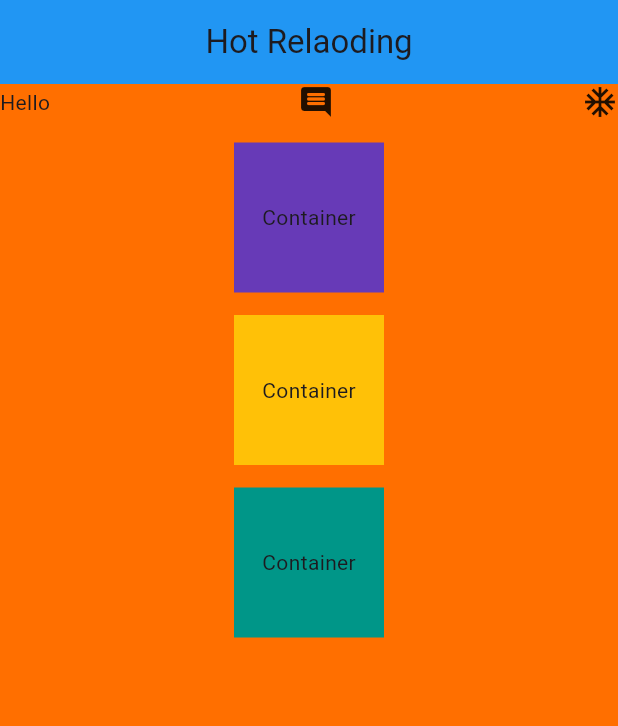
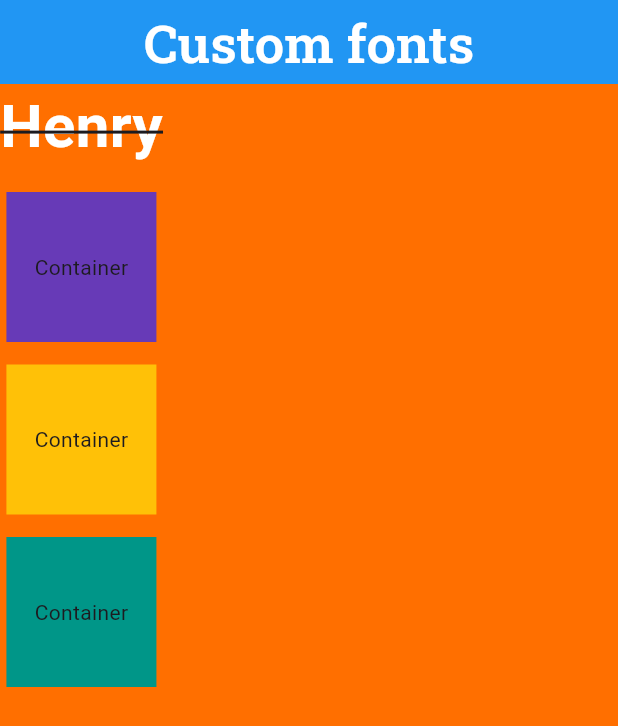
Before and after one commit to R-e-h-a-n-N-a-s-e-e-r/learning-Flutter, a Flutter app: the screen it shows after launch, on a phone screen of 412 x 824 dp. Shown: the top 726 px of the screen. Run offline on Flutter 3.47's test engine with Material 3 defaults, Android fonts, the phone set to English and light mode, and no system bars.

Commit message:
Added Custom Fonts

```diff
--- a/lib/main.dart
+++ b/lib/main.dart
@@ -14,7 +14,15 @@ class MyApp extends StatelessWidget {
         backgroundColor: Colors.amber.shade900,
         appBar: AppBar(
           backgroundColor: Colors.blue,
-          title: Text("Hot Relaoding"),
+          title: Text(
+            "Custom fonts",
+            style: TextStyle(
+              fontSize: 35,
+              fontWeight: FontWeight.w600,
+              color: Colors.white,
+              fontFamily: 'RobotoSlab',
+            ),
+          ),
           centerTitle: true,
         ),
         body: SafeArea(
@@ -26,13 +34,14 @@ class MyApp extends StatelessWidget {
             crossAxisAlignment: CrossAxisAlignment.center,
 
             children: [
-              Row(
-                mainAxisAlignment: MainAxisAlignment.spaceBetween,
-                children: [
-                  Text('Hello'),
-                  Icon(Icons.insert_comment_rounded),
-                  Icon(Icons.ac_unit_sharp),
-                ],
+              Text(
+                'Henry',
+                style: TextStyle(
+                  fontSize: 40,
+                  color: Colors.white,
+                  fontWeight: FontWeight.bold,
+                  decoration: TextDecoration.lineThrough,
+                ),
               ),
               Container(
                 height: 100,
```
Also changed, not shown: pubspec.yaml (+7 -12 lines), fonts/RobotoSlab-regular.ttf (added).
